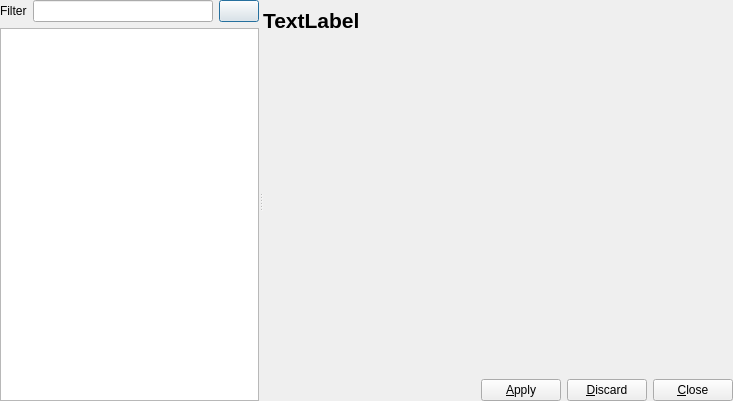
Before: the Qt Designer form src/prymatex/gui/config/ui_files/settings.ui in prymatex/prymatex, drawn with Qt 5.
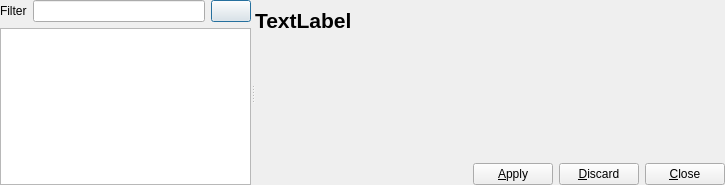
After: the same form once the commit is applied. Icons and pictures are not drawn. Custom widgets are drawn as their Qt base class.

```diff
--- a/src/prymatex/gui/config/ui_files/settings.ui
+++ b/src/prymatex/gui/config/ui_files/settings.ui
@@ -6,10 +6,16 @@
    <rect>
     <x>0</x>
     <y>0</y>
-    <width>733</width>
-    <height>401</height>
+    <width>725</width>
+    <height>185</height>
    </rect>
   </property>
+  <property name="sizePolicy">
+   <sizepolicy hsizetype="Minimum" vsizetype="Minimum">
+    <horstretch>0</horstretch>
+    <verstretch>0</verstretch>
+   </sizepolicy>
+  </property>
   <property name="windowTitle">
    <string>Prymatex Settings</string>
   </property>
```
Left out of the diff: 4 changed lines with no effect on the pictures.
